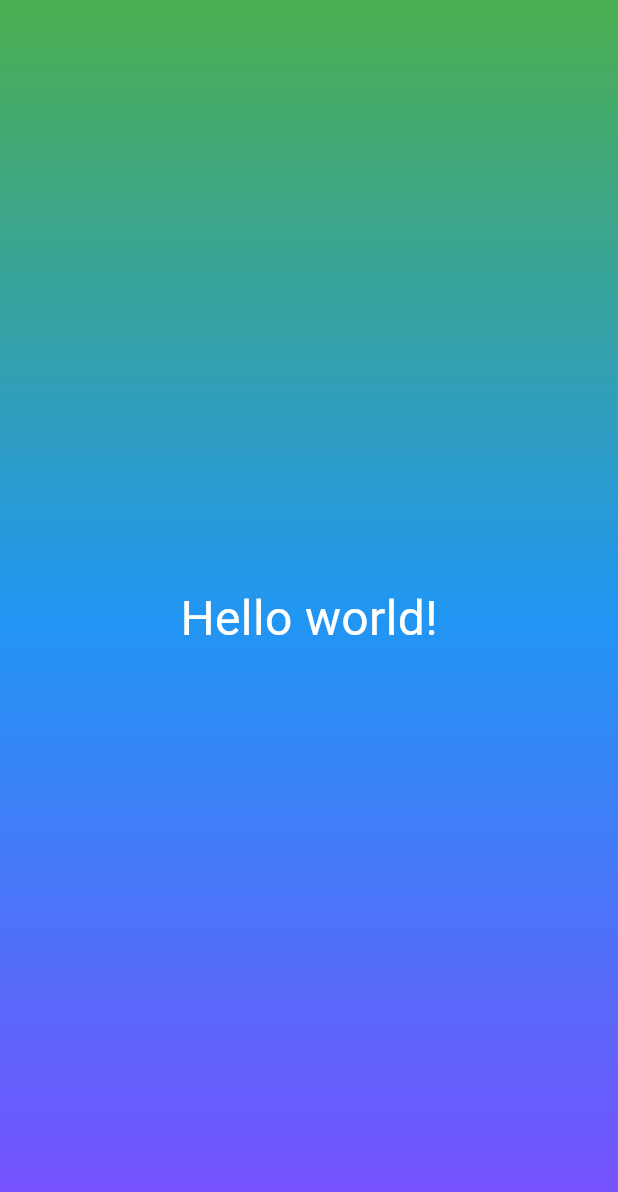
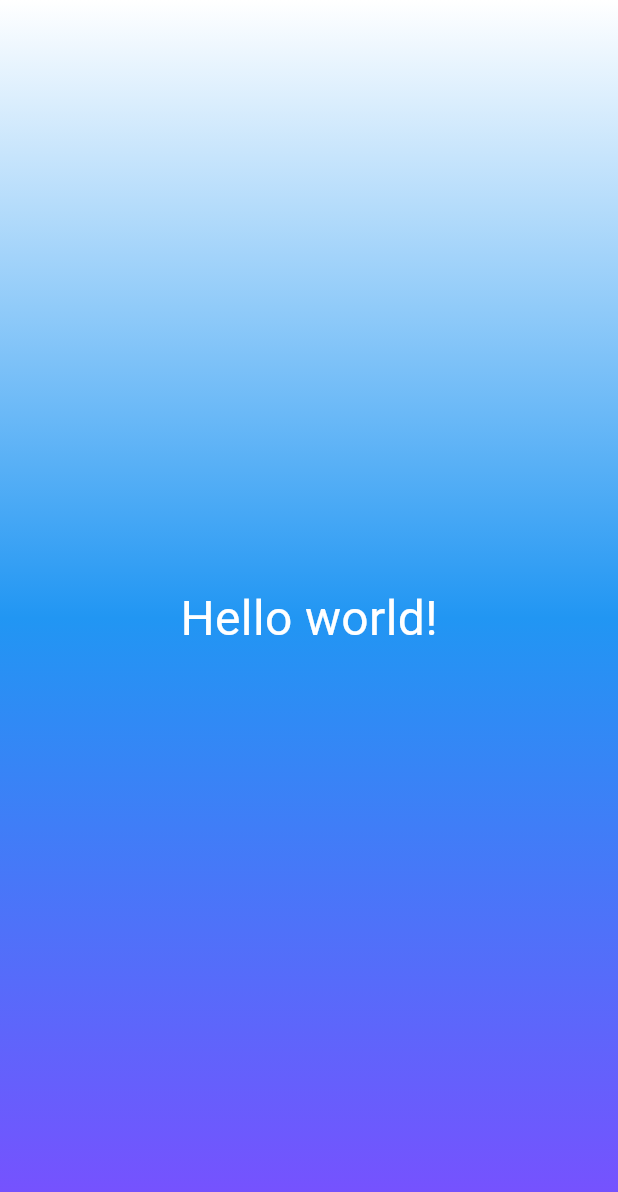
Before and after one commit to Sofia1-min/Flutter_Lab4, a Flutter app: the screen it shows after launch, on a phone screen of 412 x 824 dp. Shown: the top 1192 px of the screen. Run offline on Flutter 3.47's test engine with Material 3 defaults, Android fonts, the phone set to English and light mode, and no system bars.

Commit message:
Make GradientContainer reusable by accepting colors as a parameter

```diff
--- a/lib/gradient_container.dart
+++ b/lib/gradient_container.dart
@@ -4,15 +4,17 @@ import 'package:flutter_lab4_app/styled_text.dart';
 const startAlignment = Alignment.topCenter;
 const endAlignment = Alignment.bottomCenter;
 class GradientContainer extends StatelessWidget {
-  const GradientContainer({super.key});
+  final Color color1;
+  final Color color2;
+  final Color color3;
+  const GradientContainer(this.color1,
+  this.color2,
+  this.color3,
+  {super.key});
   @override
   Widget build(BuildContext context) {
     return Container(decoration: BoxDecoration(
-      gradient: LinearGradient(colors: [
-    Colors.green,
-    Colors.blue,
-    Colors.deepPurpleAccent,
-      ],
+      gradient: LinearGradient(colors: [color1,color2,color3],
       begin: startAlignment,
       end: endAlignment,
       ),
--- a/lib/main.dart
+++ b/lib/main.dart
@@ -5,7 +5,11 @@ void main() {
   runApp(
     MaterialApp(debugShowCheckedModeBanner: false,
   home:(Scaffold(
-    body: GradientContainer(),
+    body: GradientContainer(
+    Colors.white,
+    Colors.blue,
+    Colors.deepPurpleAccent,
+    ),
   )),
   ),
 );
```
Also changed, not shown: img/step5_Hortunova.png (added).
